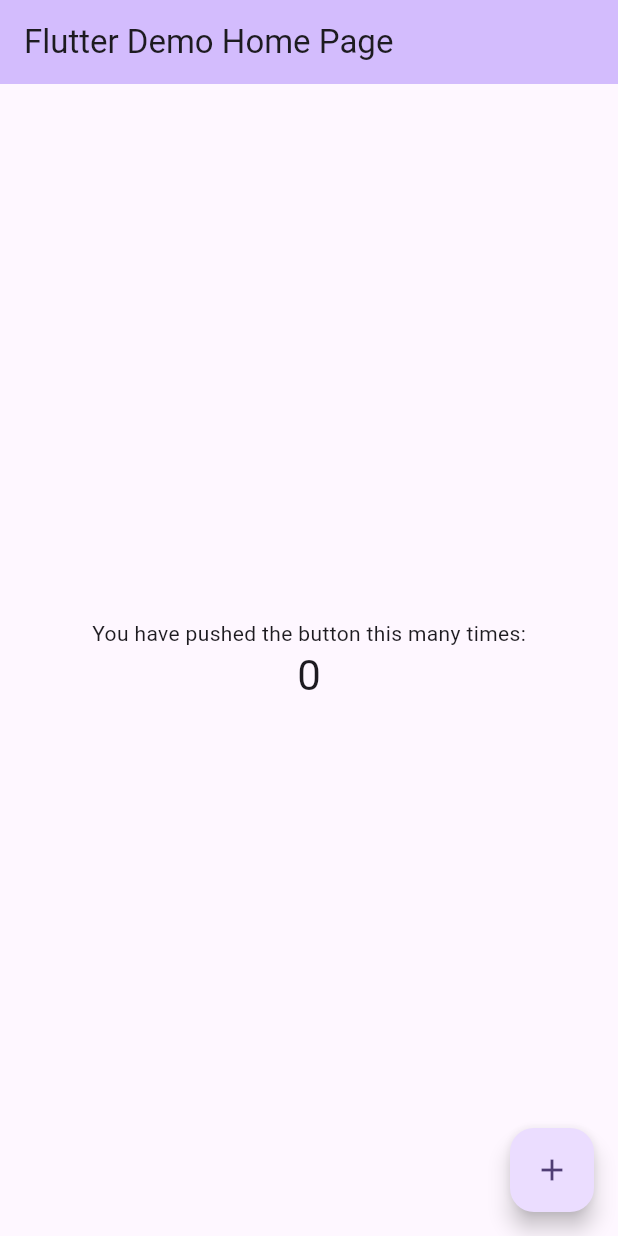
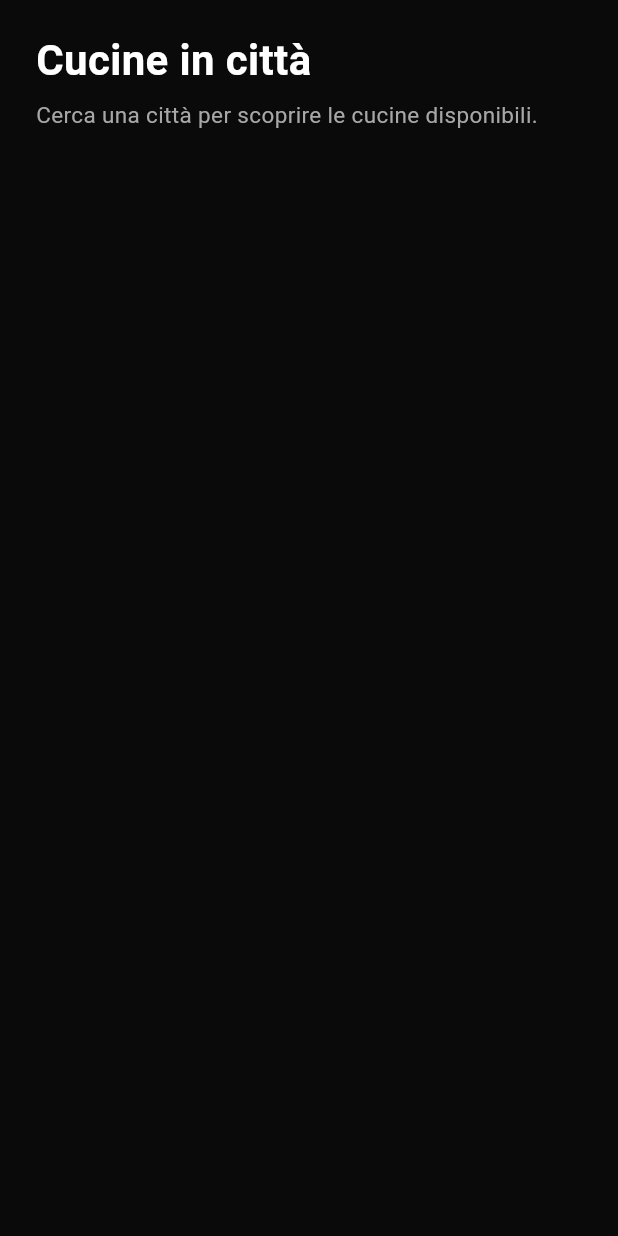
Before and after one commit to luciococorullo/bestie_bites_take_home, a Flutter app: the screen it shows after launch, on a phone screen of 412 x 824 dp. Run offline on Flutter 3.47's test engine with Material 3 defaults, Android fonts, the light colour scheme and no system bars; our stand-ins replace flutter_riverpod.

Commit message:
feat(core): scaffolding adding theme and constants

```diff
--- /dev/null
+++ b/lib/app/cucine_app.dart
@@ -0,0 +1,51 @@
+import 'package:flutter/material.dart';
+
+import '../core/theme/app_colors.dart';
+import '../core/theme/app_spacing.dart';
+import '../core/theme/app_text_styles.dart';
+import '../core/theme/app_theme.dart';
+
+/// Root dell'app: MaterialApp con il tema scuro del brand.
+///
+/// Per ora mostra un placeholder; la `HomeScreen` con la navigazione-as-stato
+/// (ricerca città → cucine) verrà introdotta in una fase successiva.
+class CucineApp extends StatelessWidget {
+  const CucineApp({super.key});
+
+  @override
+  Widget build(BuildContext context) {
+    return MaterialApp(
+      title: 'Cucine in città',
+      debugShowCheckedModeBanner: false,
+      theme: AppTheme.dark,
+      home: const _HomePlaceholder(),
+    );
+  }
+}
+
+class _HomePlaceholder extends StatelessWidget {
+  const _HomePlaceholder();
+
+  @override
+  Widget build(BuildContext context) {
+    return Scaffold(
+      backgroundColor: AppColors.background,
+      body: SafeArea(
+        child: Padding(
+          padding: const EdgeInsets.all(AppSpacing.xl),
+          child: Column(
+            crossAxisAlignment: CrossAxisAlignment.start,
+            children: [
+              Text('Cucine in città', style: AppTextStyles.title),
+              SizedBox(height: AppSpacing.sm),
+              Text(
+                'Cerca una città per scoprire le cucine disponibili.',
+                style: AppTextStyles.subtitle,
+              ),
+            ],
+          ),
+        ),
+      ),
+    );
+  }
+}
--- /dev/null
+++ b/lib/core/theme/app_colors.dart
@@ -0,0 +1,14 @@
+import 'package:flutter/material.dart';
+
+/// Palette del brand (dark theme) definita nella spec di "Cucine in città".
+abstract final class AppColors {
+  const AppColors._();
+
+  static const Color background = Color(0xFF0A0A0A);
+  static const Color foreground = Color(0xFFFFFFFF);
+  static const Color accent = Color(0xFFFF5C5C);
+  static const Color surface = Color(0xFF0E0E0E);
+  static const Color border = Color(0xFF252525);
+  static const Color lightGray = Color(0xFF3E4142);
+  static const Color mutedText = Color(0xFFA7A7A7);
+}
--- /dev/null
+++ b/lib/core/theme/app_spacing.dart
@@ -0,0 +1,20 @@
+/// Spaziature e raggi di curvatura condivisi, per layout coerenti.
+abstract final class AppSpacing {
+  const AppSpacing._();
+
+  static const double xs = 4;
+  static const double sm = 8;
+  static const double md = 12;
+  static const double lg = 16;
+  static const double xl = 24;
+  static const double xxl = 32;
+}
+
+/// Raggi di curvatura (corner radius) morbidi richiesti dal design.
+abstract final class AppRadius {
+  const AppRadius._();
+
+  static const double sm = 12;
+  static const double md = 14;
+  static const double lg = 16;
+}
--- /dev/null
+++ b/lib/core/theme/app_text_styles.dart
@@ -0,0 +1,34 @@
+import 'package:flutter/material.dart';
+
+import 'app_colors.dart';
+
+/// Gerarchia tipografica dell'app. Usa il font di sistema (Roboto/SF):
+/// nessun font bundle per mantenere leggero il build web.
+abstract final class AppTextStyles {
+  const AppTextStyles._();
+
+  static const TextStyle title = TextStyle(
+    fontSize: 28,
+    fontWeight: FontWeight.w700,
+    height: 1.2,
+    color: AppColors.foreground,
+  );
+
+  static const TextStyle subtitle = TextStyle(
+    fontSize: 15,
+    fontWeight: FontWeight.w400,
+    color: AppColors.mutedText,
+  );
+
+  static const TextStyle body = TextStyle(
+    fontSize: 15,
+    fontWeight: FontWeight.w400,
+    color: AppColors.foreground,
+  );
+
+  static const TextStyle smallLabel = TextStyle(
+    fontSize: 12,
+    fontWeight: FontWeight.w400,
+    color: AppColors.mutedText,
+  );
+}
--- /dev/null
+++ b/lib/core/theme/app_theme.dart
@@ -0,0 +1,63 @@
+import 'package:flutter/material.dart';
+
+import 'app_colors.dart';
+import 'app_spacing.dart';
+import 'app_text_styles.dart';
+
+/// Tema scuro dell'app, derivato dalla palette del brand.
+abstract final class AppTheme {
+  const AppTheme._();
+
+  static ThemeData get dark {
+    const colorScheme = ColorScheme.dark(
+      primary: AppColors.accent,
+      onPrimary: AppColors.foreground,
+      secondary: AppColors.accent,
+      onSecondary: AppColors.foreground,
+      surface: AppColors.surface,
+      onSurface: AppColors.foreground,
+      error: AppColors.accent,
+      onError: AppColors.foreground,
+      outline: AppColors.border,
+    );
+
+    final baseBorder = OutlineInputBorder(
+      borderRadius: BorderRadius.circular(AppRadius.md),
+      borderSide: const BorderSide(color: AppColors.border),
+    );
+
+    return ThemeData(
+      brightness: Brightness.dark,
+      scaffoldBackgroundColor: AppColors.background,
+      colorScheme: colorScheme,
+      textTheme: const TextTheme(
+        headlineMedium: AppTextStyles.title,
+        titleMedium: AppTextStyles.subtitle,
+        bodyMedium: AppTextStyles.body,
+        labelSmall: AppTextStyles.smallLabel,
+      ),
+      inputDecorationTheme: InputDecorationTheme(
+        filled: true,
+        fillColor: AppColors.surface,
+        hintStyle: AppTextStyles.subtitle,
+        contentPadding: const EdgeInsets.symmetric(
+          horizontal: AppSpacing.lg,
+          vertical: AppSpacing.md,
+        ),
+        border: baseBorder,
+        enabledBorder: baseBorder,
+        focusedBorder: baseBorder.copyWith(
+          borderSide: const BorderSide(color: AppColors.accent),
+        ),
+      ),
+      cardTheme: CardThemeData(
+        color: AppColors.surface,
+        elevation: 0,
+        shape: RoundedRectangleBorder(
+          borderRadius: BorderRadius.circular(AppRadius.lg),
+          side: const BorderSide(color: AppColors.border),
+        ),
+      ),
+    );
+  }
+}
--- a/lib/main.dart
+++ b/lib/main.dart
@@ -1,122 +1,8 @@
 import 'package:flutter/material.dart';
+import 'package:flutter_riverpod/flutter_riverpod.dart';
+
+import 'app/cucine_app.dart';
 
 void main() {
-  runApp(const MyApp());
+  runApp(const ProviderScope(child: CucineApp()));
 }
-
-class MyApp extends StatelessWidget {
-  const MyApp({super.key});
-
-  // This widget is the root of your application.
-  @override
-  Widget build(BuildContext context) {
-    return MaterialApp(
-      title: 'Flutter Demo',
-      theme: ThemeData(
-        // This is the theme of your application.
-        //
-        // TRY THIS: Try running your application with "flutter run". You'll see
-        // the application has a purple toolbar. Then, without quitting the app,
-        // try changing the seedColor in the colorScheme below to Colors.green
-        // and then invoke "hot reload" (save your changes or press the "hot
-        // reload" button in a Flutter-supported IDE, or press "r" if you used
-        // the command line to start the app).
-        //
-        // Notice that the counter didn't reset back to zero; the application
-        // state is not lost during the reload. To reset the state, use hot
-        // restart instead.
-        //
-        // This works for code too, not just values: Most code changes can be
-        // tested with just a hot reload.
-        colorScheme: .fromSeed(seedColor: Colors.deepPurple),
-      ),
-      home: const MyHomePage(title: 'Flutter Demo Home Page'),
-    );
-  }
-}
-
-class MyHomePage extends StatefulWidget {
-  const MyHomePage({super.key, required this.title});
-
-  // This widget is the home page of your application. It is stateful, meaning
-  // that it has a State object (defined below) that contains fields that affect
-  // how it looks.
-
-  // This class is the configuration for the state. It holds the values (in this
-  // case the title) provided by the parent (in this case the App widget) and
-  // used by the build method of the State. Fields in a Widget subclass are
-  // always marked "final".
-
-  final String title;
-
-  @override
-  State<MyHomePage> createState() => _MyHomePageState();
-}
-
-class _MyHomePageState extends State<MyHomePage> {
-  int _counter = 0;
-
-  void _incrementCounter() {
-    setState(() {
-      // This call to setState tells the Flutter framework that something has
-      // changed in this State, which causes it to rerun the build method below
-      // so that the display can reflect the updated values. If we changed
-      // _counter without calling setState(), then the build method would not be
-      // called again, and so nothing would appear to happen.
-      _counter++;
-    });
-  }
-
-  @override
-  Widget build(BuildContext context) {
-    // This method is rerun every time setState is called, for instance as done
-    // by the _incrementCounter method above.
-    //
-    // The Flutter framework has been optimized to make rerunning build methods
-    // fast, so that you can just rebuild anything that needs updating rather
-    // than having to individually change instances of widgets.
-    return Scaffold(
-      appBar: AppBar(
-        // TRY THIS: Try changing the color here to a specific color (to
-        // Colors.amber, perhaps?) and trigger a hot reload to see the AppBar
-        // change color while the other colors stay the same.
-        backgroundColor: Theme.of(context).colorScheme.inversePrimary,
-        // Here we take the value from the MyHomePage object that was created by
-        // the App.build method, and use it to set our appbar title.
-        title: Text(widget.title),
-      ),
-      body: Center(
-        // Center is a layout widget. It takes a single child and positions it
-        // in the middle of the parent.
-        child: Column(
-          // Column is also a layout widget. It takes a list of children and
-          // arranges them vertically. By default, it sizes itself to fit its
-          // children horizontally, and tries to be as tall as its parent.
-          //
-          // Column has various properties to control how it sizes itself and
-          // how it positions its children. Here we use mainAxisAlignment to
-          // center the children vertically; the main axis here is the vertical
-          // axis because Columns are vertical (the cross axis would be
-          // horizontal).
-          //
-          // TRY THIS: Invoke "debug painting" (choose the "Toggle Debug Paint"
-          // action in the IDE, or press "p" in the console), to see the
-          // wireframe for each widget.
-          mainAxisAlignment: .center,
-          children: [
-            const Text('You have pushed the button this many times:'),
-            Text(
-              '$_counter',
-              style: Theme.of(context).textTheme.headlineMedium,
-            ),
-          ],
-        ),
-      ),
-      floatingActionButton: FloatingActionButton(
-        onPressed: _incrementCounter,
-        tooltip: 'Increment',
-        child: const Icon(Icons.add),
-      ),
-    );
-  }
-}
```
